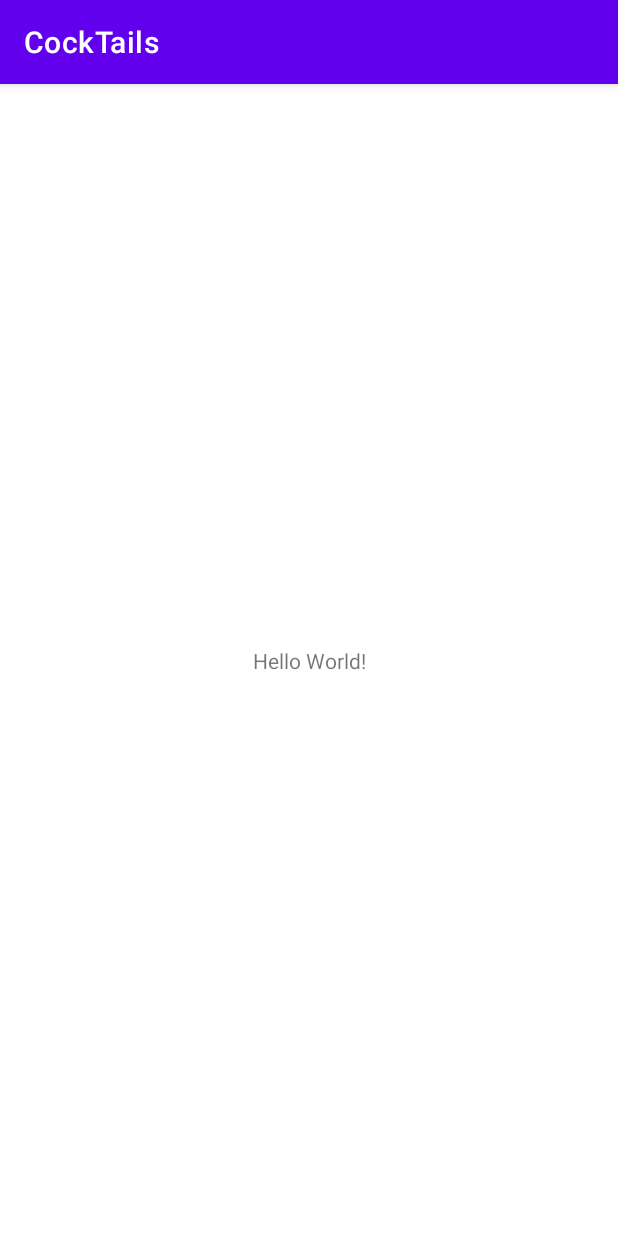
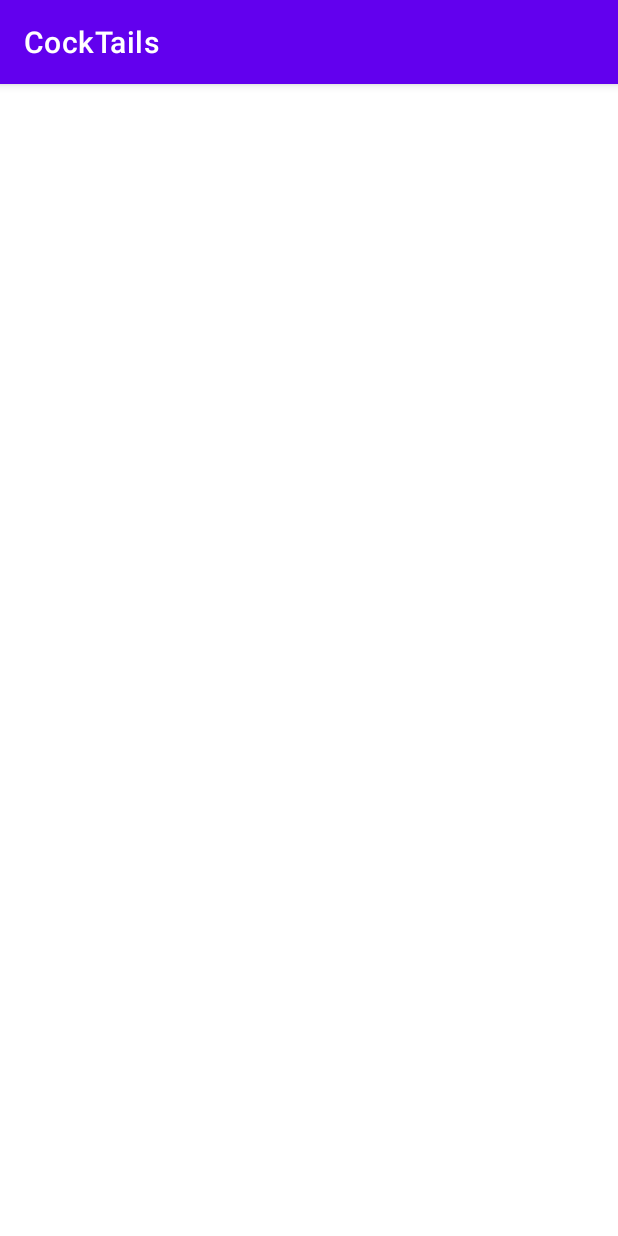
Before and after one commit to MosesWangira/CockTails, an Android app: the screen it shows after launch (MainActivity before the commit, DashBoard after it), on a phone screen of 412 x 824 dp. Run offline under Robolectric (Android 15) with nearby library versions, the phone set to English and light mode, and no system bars.

Commit message:
change launcher activity

```diff
--- /dev/null
+++ b/app/src/main/java/com/mosesaltruism/cocktails/CockTails.kt
@@ -0,0 +1,9 @@
+package com.mosesaltruism.cocktails
+
+import android.app.Application
+import androidx.appcompat.app.AppCompatActivity
+import android.os.Bundle
+
+class CockTails : Application() {
+
+}
--- a/app/src/main/java/com/mosesaltruism/cocktails/MainActivity.kt
+++ b/app/src/main/java/com/mosesaltruism/cocktails/core/common/base/DashBoard.kt
@@ -1,12 +1,12 @@
-package com.mosesaltruism.cocktails
+package com.mosesaltruism.cocktails.core.common.base
 
 import androidx.appcompat.app.AppCompatActivity
 import android.os.Bundle
+import com.mosesaltruism.cocktails.R
 
-class MainActivity : AppCompatActivity() {
+class DashBoard : AppCompatActivity() {
     override fun onCreate(savedInstanceState: Bundle?) {
         super.onCreate(savedInstanceState)
-        setContentView(R.layout.activity_main)
+        setContentView(R.layout.dash_board)
     }
-
 }
--- a/app/src/main/res/layout/activity_main.xml
+++ b/app/src/main/res/layout/dash_board.xml
@@ -4,15 +4,6 @@
     xmlns:tools="http://schemas.android.com/tools"
     android:layout_width="match_parent"
     android:layout_height="match_parent"
-    tools:context=".MainActivity">
-
-    <TextView
-        android:layout_width="wrap_content"
-        android:layout_height="wrap_content"
-        android:text="Hello World!"
-        app:layout_constraintBottom_toBottomOf="parent"
-        app:layout_constraintLeft_toLeftOf="parent"
-        app:layout_constraintRight_toRightOf="parent"
-        app:layout_constraintTop_toTopOf="parent" />
+    tools:context=".core.common.base.DashBoard">
 
 </androidx.constraintlayout.widget.ConstraintLayout>
```
Also changed, not shown: app/src/main/AndroidManifest.xml (+8 -3 lines).
